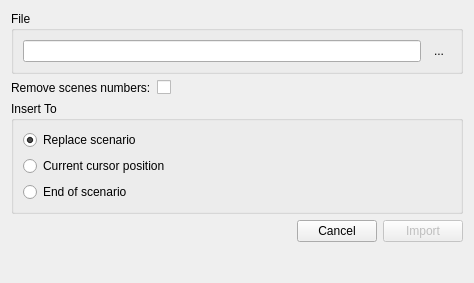
Before: the Qt Designer form src/bin/Scenarist/UserInterfaceLayer/Import/ImportDialog.ui in dimkanovikov/KITScenarist, drawn with Qt 5.
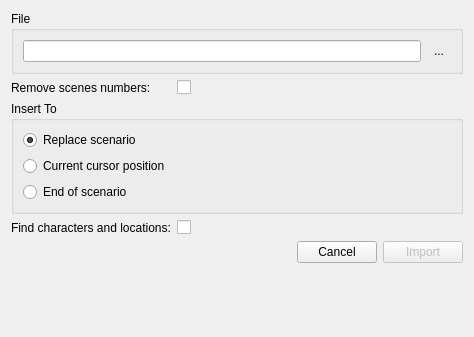
After: the same form once the commit is applied. Icons and pictures are not drawn.

Commit message: Import option for automatic search and save characters and locations

What changed in the file:
```diff
--- a/src/bin/Scenarist/UserInterfaceLayer/Import/ImportDialog.ui
+++ b/src/bin/Scenarist/UserInterfaceLayer/Import/ImportDialog.ui
@@ -7,7 +7,7 @@
     <x>0</x>
     <y>0</y>
     <width>474</width>
-    <height>283</height>
+    <height>337</height>
    </rect>
   </property>
   <property name="windowTitle">
@@ -76,7 +76,7 @@
      </property>
     </widget>
    </item>
-   <item row="3" column="0" colspan="2">
+   <item row="5" column="0" colspan="2">
     <layout class="QHBoxLayout" name="horizontalLayout">
      <item>
       <spacer name="horizontalSpacer">
@@ -146,6 +146,23 @@
      </layout>
     </widget>
    </item>
+   <item row="3" column="0">
+    <widget class="QLabel" name="label_2">
+     <property name="text">
+      <string>Find characters and locations:</string>
+     </property>
+     <property name="buddy">
+      <cstring>removeScenesNumbers</cstring>
+     </property>
+    </widget>
+   </item>
+   <item row="3" column="1">
+    <widget class="QCheckBox" name="findCharactersAndLocations">
+     <property name="text">
+      <string/>
+     </property>
+    </widget>
+   </item>
   </layout>
  </widget>
  <tabstops>
```
Left out of the diff: 1 changed line with no effect on the pictures. The commit also changes 8 other files.
